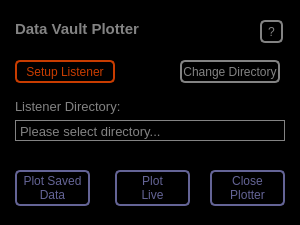
The window that startPlotter.ui (PolshynLab/Data-Vault-Plotter) describes before a commit, drawn with Qt 5.
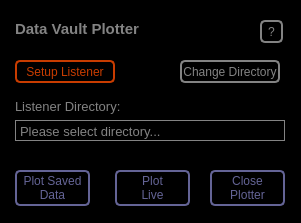
The same window after the commit. Icons and pictures are not drawn.

The edit to the form file:
```diff
--- a/startPlotter.ui
+++ b/startPlotter.ui
@@ -6,22 +6,10 @@
    <rect>
     <x>0</x>
     <y>0</y>
-    <width>300</width>
-    <height>225</height>
+    <width>301</width>
+    <height>223</height>
    </rect>
   </property>
-  <property name="minimumSize">
-   <size>
-    <width>300</width>
-    <height>225</height>
-   </size>
-  </property>
-  <property name="maximumSize">
-   <size>
-    <width>300</width>
-    <height>225</height>
-   </size>
-  </property>
   <property name="contextMenuPolicy">
    <enum>Qt::NoContextMenu</enum>
   </property>
```
Left out of the diff: 10 changed lines with no effect on the pictures.
